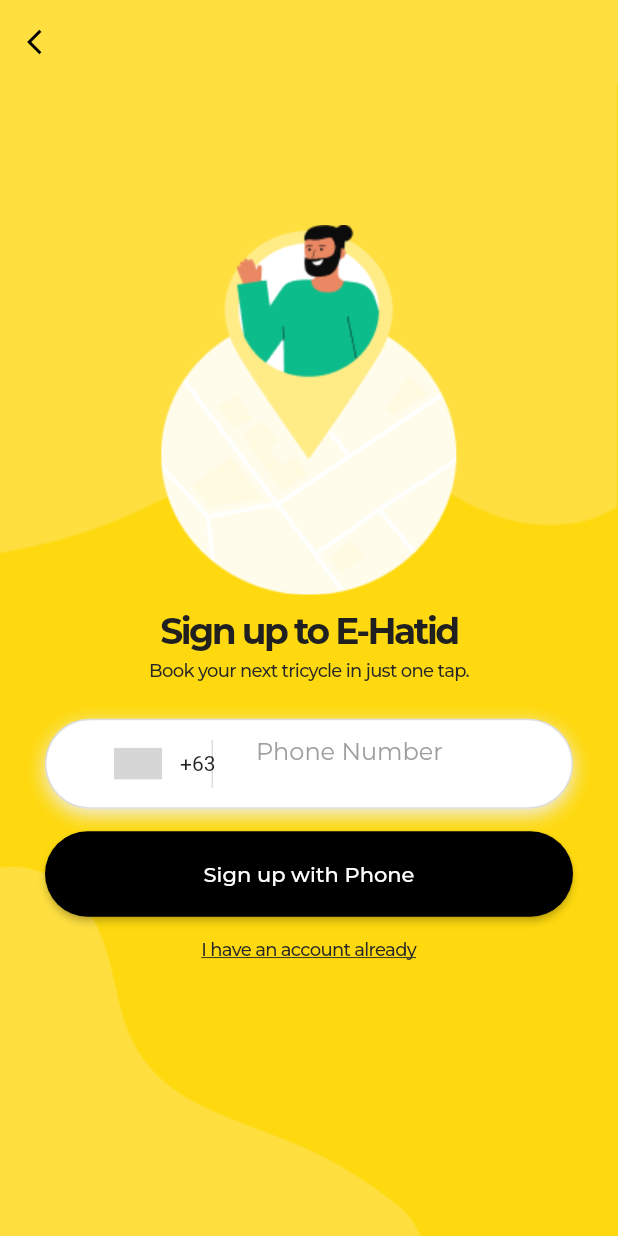
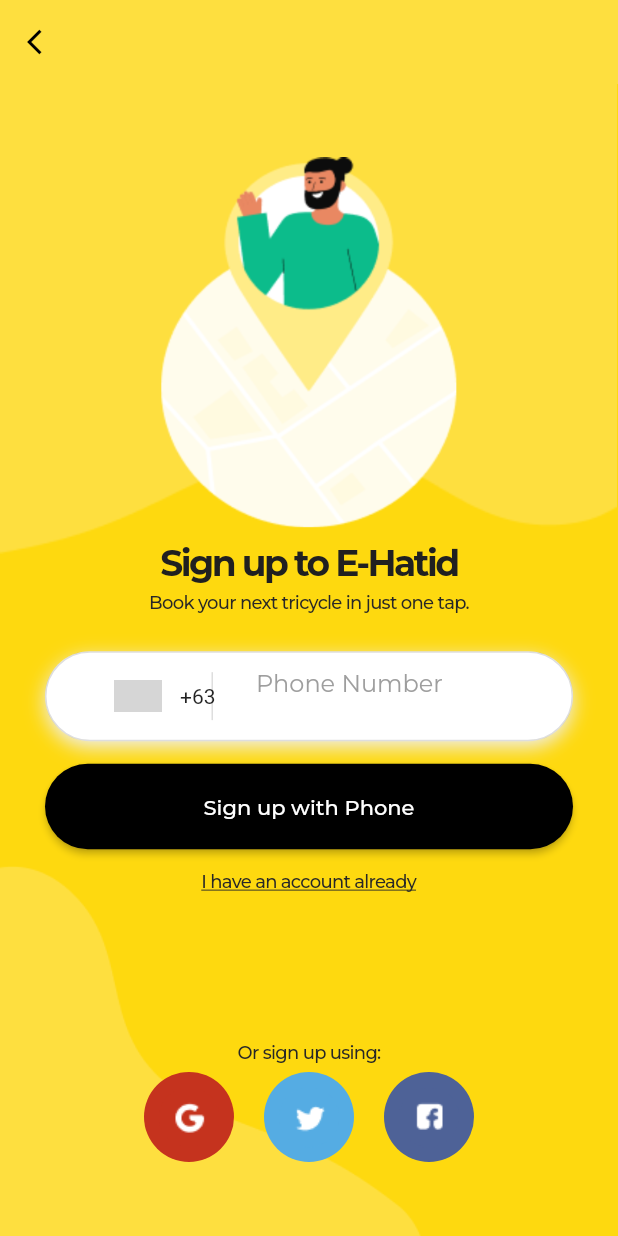
Before and after one commit to Zephynity/E-Hatid-Passenger-App, a Flutter app: the SignUp screen opened directly, on a phone screen of 412 x 824 dp. Run offline on Flutter 3.47's test engine with Material 2 defaults, Android fonts, the phone set to English and light mode, and no system bars; drawn by our look-alikes of intl_phone_number_input; grey boxes are pictures that could not be loaded.

Commit message:
Sign Up Page Updated

```diff
--- /dev/null
+++ b/lib/Screens/Registration/components/facebook_icon.dart
@@ -0,0 +1,27 @@
+import 'package:flutter/material.dart';
+
+class FacebookIcon extends StatelessWidget {
+  final String iconSrc;
+  final VoidCallback press;
+  const FacebookIcon({
+    Key? key,
+    required this.iconSrc,
+    required this.press,
+  }) : super(key: key);
+
+  @override
+  Widget build(BuildContext context){
+    return GestureDetector(
+      onTap: press,
+      child: Container(
+        margin: EdgeInsets.symmetric(horizontal: 10),
+        padding: EdgeInsets.all(10),
+        decoration: BoxDecoration(
+          shape: BoxShape.circle,
+          color: Color.fromARGB(255, 78, 98, 151),
+        ),
+        child: Image.asset(iconSrc),
+      ),
+    );
+  }
+}
--- /dev/null
+++ b/lib/Screens/Registration/components/google_icon.dart
@@ -0,0 +1,27 @@
+import 'package:flutter/material.dart';
+
+class GoogleIcon extends StatelessWidget {
+  final String iconSrc;
+  final VoidCallback press;
+  const GoogleIcon({
+    Key? key,
+    required this.iconSrc,
+    required this.press,
+  }) : super(key: key);
+
+  @override
+  Widget build(BuildContext context){
+    return GestureDetector(
+      onTap: press,
+      child: Container(
+        margin: EdgeInsets.symmetric(horizontal: 10),
+        padding: EdgeInsets.all(10),
+        decoration: BoxDecoration(
+          shape: BoxShape.circle,
+          color: Color.fromARGB(255, 197, 51, 30),
+        ),
+        child: Image.asset(iconSrc),
+      ),
+    );
+  }
+}
--- a/lib/Screens/Registration/components/signup_body.dart
+++ b/lib/Screens/Registration/components/signup_body.dart
@@ -1,4 +1,7 @@
 import 'package:ehatid_passenger_app/Screens/Registration/components/signup_bg.dart';
+import 'package:ehatid_passenger_app/Screens/Registration/components/google_icon.dart';
+import 'package:ehatid_passenger_app/Screens/Registration/components/twitter_icon.dart';
+import 'package:ehatid_passenger_app/Screens/Registration/components/facebook_icon.dart';
 import 'package:ehatid_passenger_app/Screens/Registration/sign_up.dart';
 import 'package:flutter/material.dart';
 import 'package:intl_phone_number_input/intl_phone_number_input.dart';
@@ -135,6 +138,39 @@ class _SignUpBodyState extends State<SignUpBody> {
                     },
                   ),
                 ),
+                Padding(
+                  padding: EdgeInsets.only(bottom: 5, top: 10),
+                  child: Text(
+                    "Or sign up using:",
+                    overflow: TextOverflow.visible,
+                    textAlign: TextAlign.center,
+                    style: TextStyle(
+                      height: 1.171875,
+                      fontSize: 12.0,
+                      fontFamily: 'Montserrat',
+                      fontWeight: FontWeight.w500,
+                      color: Color.fromARGB(255, 39, 39, 39),
+                      letterSpacing: -0.48,
+                    ),
+                  ),
+                ),
+                Row(
+                  mainAxisAlignment: MainAxisAlignment.center,
+                  children: <Widget>[
+                    GoogleIcon(
+                      iconSrc: "assets/images/gmail.png",
+                      press: (){},
+                    ),
+                    TwitterIcon(
+                      iconSrc: "assets/images/twitter.png",
+                      press: (){},
+                    ),
+                    FacebookIcon(
+                      iconSrc: "assets/images/facebook.png",
+                      press: (){},
+                    ),
+                  ],
+                ),
               ],
             ),
           ),
--- /dev/null
+++ b/lib/Screens/Registration/components/twitter_icon.dart
@@ -0,0 +1,27 @@
+import 'package:flutter/material.dart';
+
+class TwitterIcon extends StatelessWidget {
+  final String iconSrc;
+  final VoidCallback press;
+  const TwitterIcon({
+    Key? key,
+    required this.iconSrc,
+    required this.press,
+  }) : super(key: key);
+
+  @override
+  Widget build(BuildContext context){
+    return GestureDetector(
+      onTap: press,
+      child: Container(
+        margin: EdgeInsets.symmetric(horizontal: 10),
+        padding: EdgeInsets.all(10),
+        decoration: BoxDecoration(
+          shape: BoxShape.circle,
+          color: Color.fromARGB(255, 85, 172, 227),
+        ),
+        child: Image.asset(iconSrc),
+      ),
+    );
+  }
+}
```
Also changed, not shown: assets/images/facebook.png (added), assets/images/gmail.png (added), assets/images/twitter.png (added).
